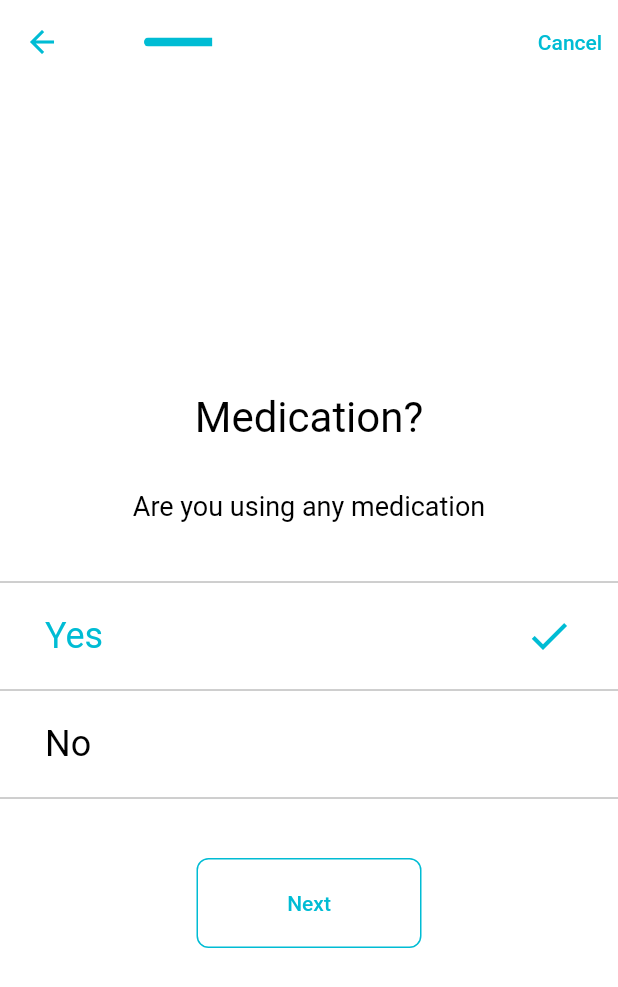
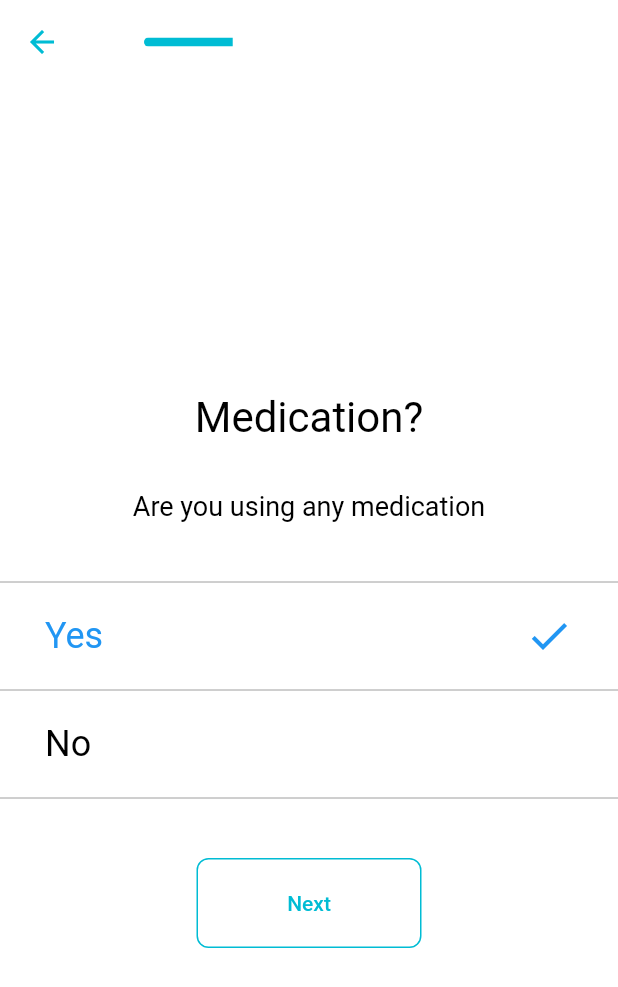
Before and after one commit to QuickBirdEng/survey_kit, a Flutter app: the screen it shows after launch, after a tap on "Next", on a phone screen of 412 x 824 dp. Shown: the top 987 px of the screen. Run offline on Flutter 3.47's test engine with Material 2 defaults, Android fonts, the phone set to English and light mode, and no system bars; our stand-ins replace equatable, flutter_bloc, flutter_platform_widgets, image_picker, lottie.

Commit message:
minor fixes

```diff
--- a/lib/src/views/widget/selection_list_tile.dart
+++ b/lib/src/views/widget/selection_list_tile.dart
@@ -22,18 +22,15 @@ class SelectionListTile extends StatelessWidget {
             title: Text(
               text,
               style: Theme.of(context).textTheme.headlineSmall?.copyWith(
-                    color: isSelected
-                        ? Theme.of(context).primaryColor
-                        : Theme.of(context).textTheme.headlineSmall?.color,
+                    color:
+                        isSelected ? Colors.blue : Theme.of(context).textTheme.headlineSmall?.color,
                   ),
             ),
             trailing: isSelected
                 ? Icon(
                     Icons.check,
                     size: 32,
-                    color: isSelected
-                        ? Theme.of(context).primaryColor
-                        : Colors.black,
+                    color: isSelected ? Colors.blue : Colors.black,
                   )
                 : Container(
                     width: 32,
--- a/lib/src/views/widget/survey_app_bar.dart
+++ b/lib/src/views/widget/survey_app_bar.dart
@@ -15,8 +15,7 @@ class SurveyAppBar extends StatelessWidget {
 
   @override
   AppBar build(BuildContext context) {
-    final _showProgress =
-        appBarConfiguration.showProgress ?? context.read<bool>();
+    final _showProgress = appBarConfiguration.showProgress ?? context.read<bool>();
     final _canGoBack = appBarConfiguration.canBack ?? true;
 
     final surveyController = controller ?? context.read<SurveyController>();
@@ -33,20 +32,6 @@ class SurveyAppBar extends StatelessWidget {
               )
           : Container(),
       title: _showProgress ? SurveyProgress() : SizedBox.shrink(),
-      actions: [
-        TextButton(
-          child: appBarConfiguration.trailing ??
-              Text(
-                context.read<Map<String, String>?>()?['cancel'] ?? 'Cancel',
-                style: TextStyle(
-                  color: Theme.of(context).primaryColor,
-                ),
-              ),
-          onPressed: () => surveyController.closeSurvey(
-            context: context,
-          ),
-        ),
-      ],
     );
   }
 }
```
